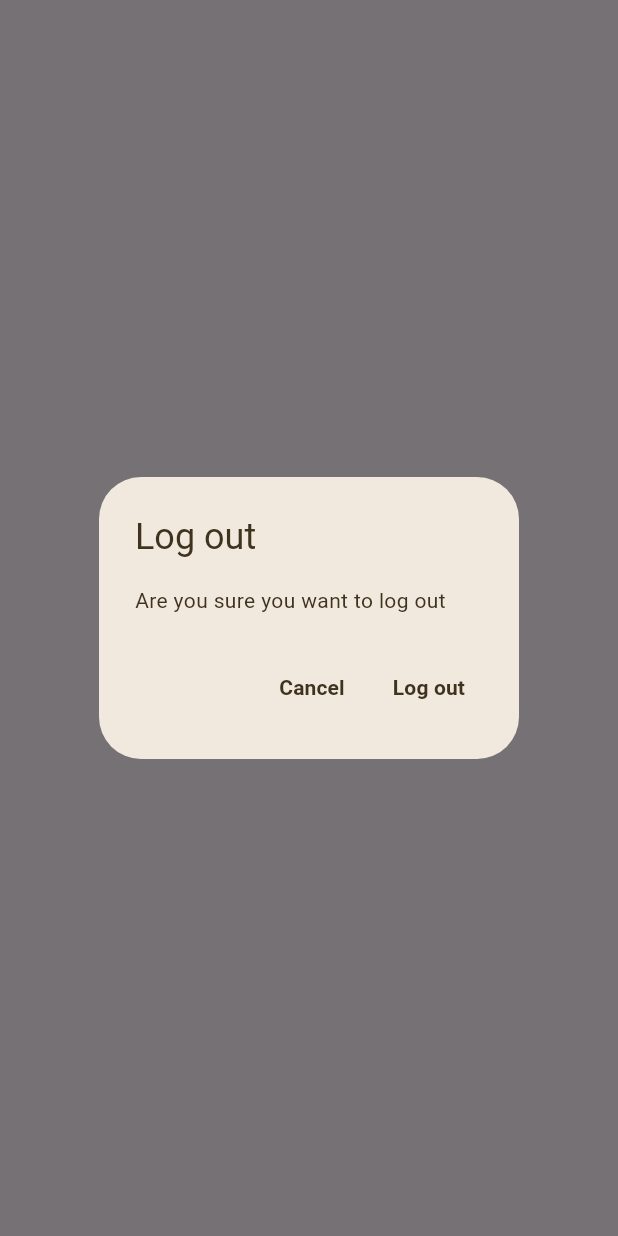
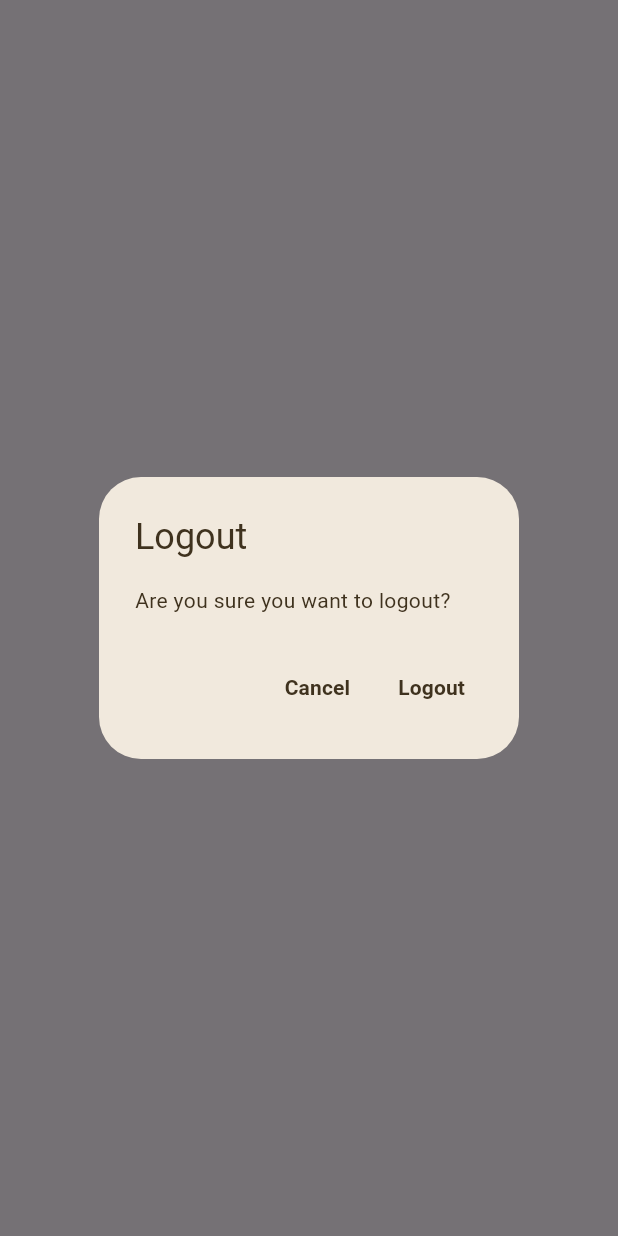
Before and after one commit to oofpouf/linkus, a Flutter app: what showLogOutDialog() shows on an empty page, opened directly, on a phone screen of 412 x 824 dp. Run offline on Flutter 3.47's test engine with Material 2 defaults, Android fonts, the phone set to English and light mode, and no system bars; our stand-ins replace firebase_auth, firebase_core; accounts and stored records are empty; network calls fail.

Commit message:
step-7.4

```diff
--- a/lib/main.dart
+++ b/lib/main.dart
@@ -101,7 +101,7 @@ class _MainViewState extends State<MainView> {
               return const [
                 PopupMenuItem<MenuAction>(
                   value: MenuAction.logout,
-                  child: Text('Log out'),
+                  child: Text('Logout'),
                 ),
               ];
             },
@@ -129,13 +129,13 @@ Future<bool> showLogOutDialog(BuildContext context) {
       return AlertDialog(
         backgroundColor: const Color.fromARGB(255, 241, 233, 221),
         title: const Text(
-          'Log out',
+          'Logout',
           style: TextStyle(
             color: Color.fromARGB(255, 63, 50, 30),
           ),
         ),
         content: const Text(
-          'Are you sure you want to log out',
+          'Are you sure you want to logout?',
           style: TextStyle(
             color: Color.fromARGB(255, 63, 50, 30),
           ),
@@ -158,7 +158,7 @@ Future<bool> showLogOutDialog(BuildContext context) {
               Navigator.of(context).pop(true);
             },
             child: const Text(
-              'Log out',
+              'Logout',
               style: TextStyle(
                 color: Color.fromARGB(255, 63, 50, 30),
                 fontWeight: FontWeight.bold,
--- a/lib/view/register_view.dart
+++ b/lib/view/register_view.dart
@@ -119,9 +119,10 @@ class _RegisterViewState extends State<RegisterView> {
                             password: password,
                           );
                           final user = FirebaseAuth.instance.currentUser;
-                          await user?.sendEmailVerification();
+                          await user?.sendEmailVerification(); // send email
                           Navigator.of(context).pushNamed(
-                              verifyEmailRoute); // push named so that entire route is not replaced (can go back to register route from verify email route)
+                              verifyEmailRoute); // push named so that entire route is not replaced
+                              //
                         } on FirebaseAuthException catch (e) {
                           if (e.code == 'weak-password') {
                             await showErrorDialog(
```
Also changed, not shown: 1 other file.
